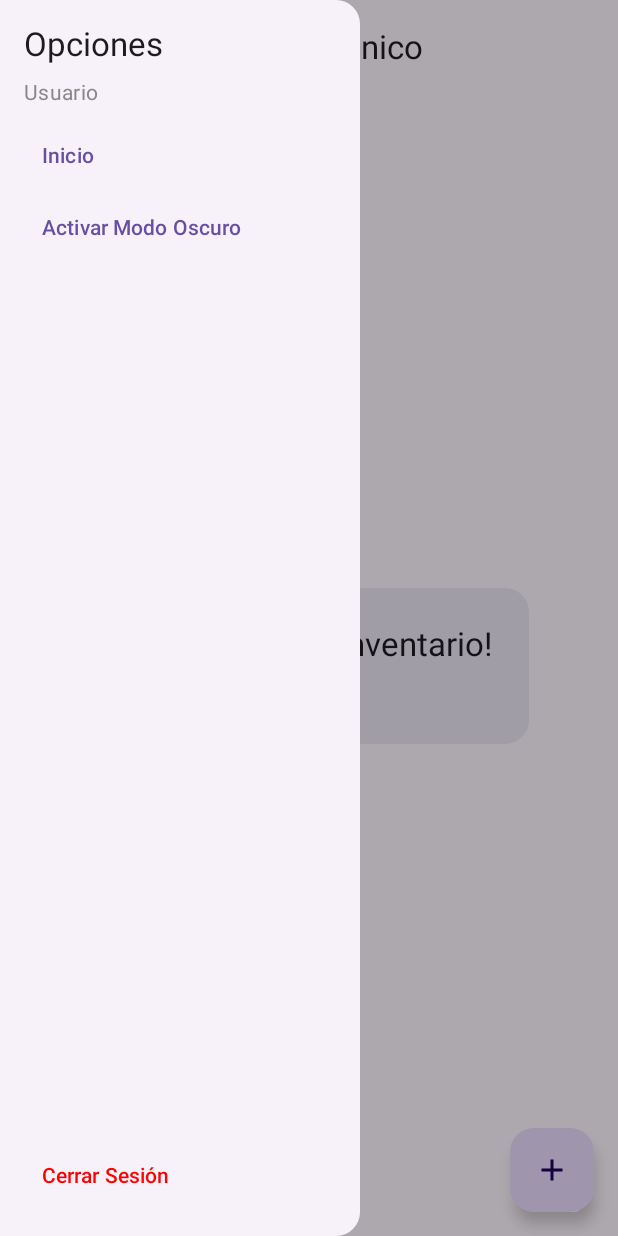
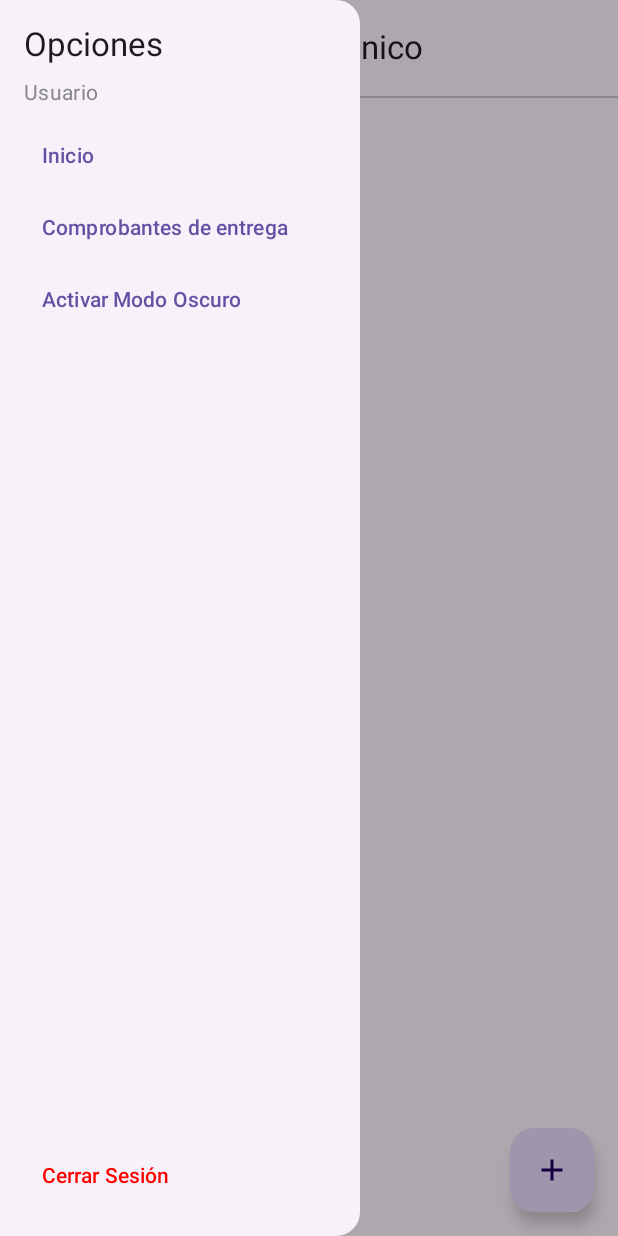
Before and after one commit to lmiguel0501/InventarioTI, an Android app built with Jetpack Compose: the MainScreen screen opened through its navigation route, after a tap on "Menú", on a phone screen of 412 x 824 dp. Run offline under Robolectric (Android 15) with nearby library versions, the phone set to English and light mode, and no system bars; our stand-ins replace Firebase (no records; nobody signed in at launch, a user with empty details on screens opened directly).

Commit message:
pantalla de comprobantes, funcionamiento con Firebase y modificación en el inicio de sesión.

```diff
--- a/app/src/main/java/com/luismiguel/inventarioti/MainActivity.kt
+++ b/app/src/main/java/com/luismiguel/inventarioti/MainActivity.kt
@@ -6,6 +6,7 @@ import androidx.activity.compose.setContent
 import androidx.navigation.compose.NavHost
 import androidx.navigation.compose.composable
 import androidx.navigation.compose.rememberNavController
+import com.luismiguel.inventarioti.home.ComprobantesScreen
 import com.luismiguel.inventarioti.home.LoginForm
 import com.luismiguel.inventarioti.home.MainScreen
 
@@ -20,6 +21,7 @@ class MainActivity : ComponentActivity() {
             NavHost(navController = navController, startDestination = "login") {
                 composable("login") { LoginForm(navController) }
                 composable("main") { MainScreen(navController = navController) }
+                composable("comprobantes") {ComprobantesScreen()}
             }
         }
     }
--- a/app/src/main/java/com/luismiguel/inventarioti/home/InventoryItem.kt
+++ b/app/src/main/java/com/luismiguel/inventarioti/home/InventoryItem.kt
@@ -5,6 +5,4 @@ data class InventoryItem(
     val serialNumber: Int,
     val status: String,
     val quantity: Int
-) {
-
-}
+)
--- a/app/src/main/java/com/luismiguel/inventarioti/home/MainScreen.kt
+++ b/app/src/main/java/com/luismiguel/inventarioti/home/MainScreen.kt
@@ -15,6 +15,7 @@ import androidx.compose.material3.*
 import androidx.compose.runtime.*
 import androidx.compose.ui.Alignment
 import androidx.compose.ui.Modifier
+import androidx.compose.ui.draw.shadow
 import androidx.compose.ui.graphics.Color
 import androidx.compose.ui.platform.LocalContext
 import androidx.compose.ui.unit.dp
@@ -25,15 +26,22 @@ import com.google.firebase.auth.FirebaseAuth
 import kotlinx.coroutines.delay
 import kotlinx.coroutines.launch
 
+enum class MainRoutes {
+    HOME,
+    COMPROBANTES
+}
+
 @OptIn(ExperimentalMaterial3Api::class, ExperimentalAnimationApi::class)
 @Composable
 fun MainScreen(navController: NavHostController) {
+
     var inventory by remember { mutableStateOf(listOf<InventoryItem>()) }
     var showDialog by remember { mutableStateOf(false) }
     var selectedItem by remember { mutableStateOf<InventoryItem?>(null) }
     var isDarkMode by remember { mutableStateOf(false) }
     var showDeleteDialog by remember { mutableStateOf(false) }
     var quantityToDelete by remember { mutableStateOf(0) }
+    var currentScreen by remember { mutableStateOf(MainRoutes.HOME) }
     val drawerState = rememberDrawerState(initialValue = DrawerValue.Closed)
     val scope = rememberCoroutineScope()
     val context = LocalContext.current
@@ -48,7 +56,7 @@ fun MainScreen(navController: NavHostController) {
     )
 
     LaunchedEffect(Unit) {
-        delay(3000)
+        delay(2000)
         showWelcome = false
     }
 
@@ -85,17 +93,25 @@ fun MainScreen(navController: NavHostController) {
                     )
                     menuOptions.forEach { option ->
                         TextButton(onClick = {
-                            println("Seleccionaste: $option")
+                            currentScreen = MainRoutes.HOME
                             scope.launch { drawerState.close() }
                         }) {
-                            Text(text = option)
+                            Text("Inicio")
+                        }
+                        TextButton(onClick = {
+                            currentScreen = MainRoutes.COMPROBANTES
+                            scope.launch { drawerState.close() }
+                        }) {
+                            Text("Comprobantes de entrega")
                         }
                         TextButton(onClick = {
                             isDarkMode = !isDarkMode
                         }) {
                             Text(text = if (isDarkMode) "Desactivar Modo Oscuro" else "Activar Modo Oscuro")
                         }
+
                     }
+
                     Spacer(modifier = Modifier.weight(1f))
                     TextButton(onClick = {
                         googleSignInClient.signOut().addOnCompleteListener {
@@ -117,6 +133,7 @@ fun MainScreen(navController: NavHostController) {
         ) {
             Scaffold(
                 topBar = {
+                    Column {
                         TopAppBar(
                             title = {
                                 Box(
@@ -125,7 +142,10 @@ fun MainScreen(navController: NavHostController) {
                                         .padding(end = 56.dp),
                                     contentAlignment = Alignment.Center
                                 ) {
-                                Text("Soporte Técnico")
+                                    Text(
+                                        "Soporte Técnico",
+
+                                        )
                                 }
                             },
                             navigationIcon = {
@@ -134,6 +154,11 @@ fun MainScreen(navController: NavHostController) {
                                 }
                             }
                         )
+                        Divider(
+                            thickness = 1.dp,
+                            color = Color.Black.copy(alpha = 0.2f)
+                        )
+                    }
                 },
                 floatingActionButton = {
                     FloatingActionButton(onClick = {
@@ -173,6 +198,8 @@ fun MainScreen(navController: NavHostController) {
                         }
                     }
 
+                    when (currentScreen) {
+                        MainRoutes.HOME -> {
                             if (!showWelcome) {
                                 LazyColumn {
                                     items(inventory) { item ->
@@ -191,6 +218,15 @@ fun MainScreen(navController: NavHostController) {
                                                 showDeleteDialog = true
                                             }
                                         )
+                                    }
+                                }
+                            } else {
+                                // pantalla de bienvenida (esto ya lo tienes)
+                            }
+                        }
+
+                        MainRoutes.COMPROBANTES -> {
+                            ComprobantesScreen()
                         }
                     }
                     }
@@ -253,8 +289,6 @@ fun MainScreen(navController: NavHostController) {
             )
         }
     }
-}
-
 
 
 
```
Also changed, not shown: app/src/main/java/com/luismiguel/inventarioti/home/ComprobantesScreen.kt (added, +27 -0 lines), app/src/main/java/com/luismiguel/inventarioti/home/LoginForm.kt (+2 -8 lines). Lines whose indentation alone changed are shown as unchanged.
